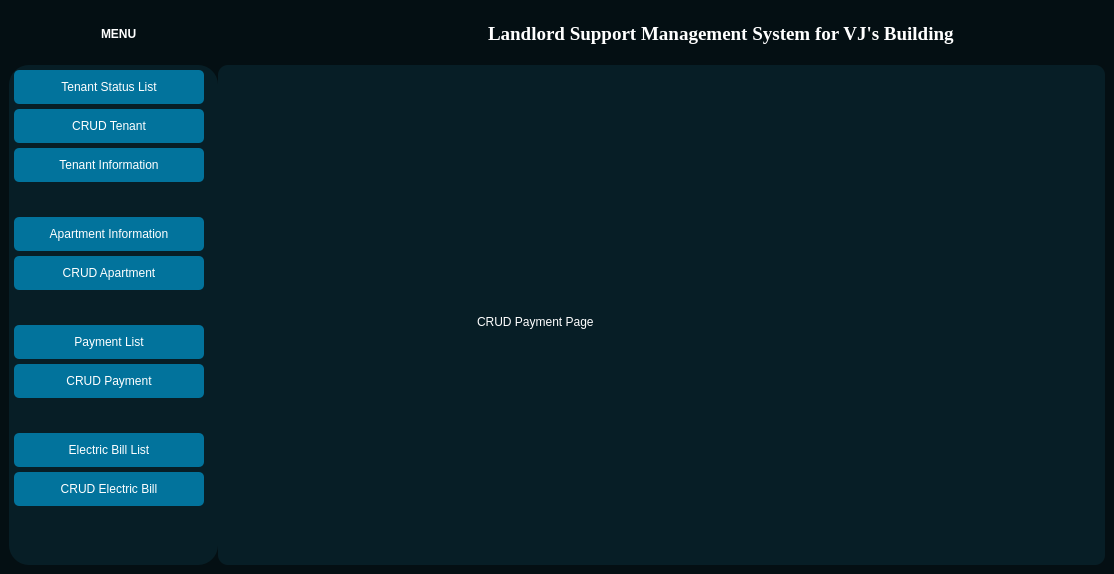
Old version of the form interface.ui in the repository lalalance12/Landlord-Support-Management-System.
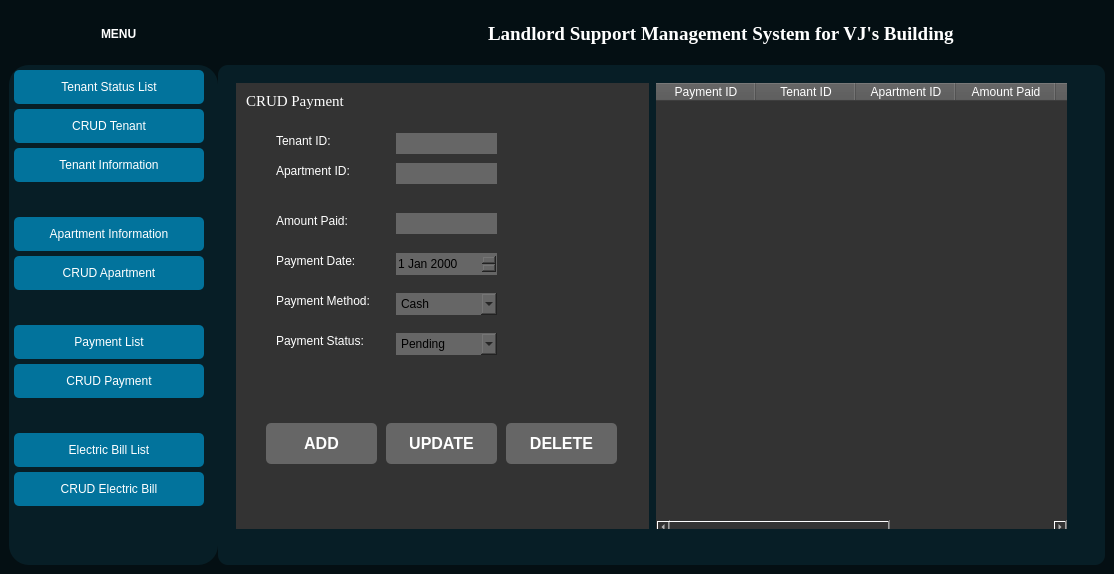
New version of the form. The open tabs and pages were chosen to show the change. Icons and pictures are not drawn.

What changed in the file:
```diff
--- a/interface.ui
+++ b/interface.ui
@@ -1019,18 +1019,444 @@
              </widget>
             </widget>
             <widget class="QWidget" name="CRUDPaymentPage">
-             <widget class="QLabel" name="label_7">
+             <widget class="QFrame" name="frame_20">
               <property name="geometry">
                <rect>
-                <x>250</x>
-                <y>240</y>
-                <width>281</width>
-                <height>16</height>
+                <x>0</x>
+                <y>0</y>
+                <width>851</width>
+                <height>464</height>
                </rect>
               </property>
-              <property name="text">
-               <string>CRUD Payment Page</string>
+              <property name="frameShape">
+               <enum>QFrame::StyledPanel</enum>
               </property>
+              <property name="frameShadow">
+               <enum>QFrame::Raised</enum>
+              </property>
+              <layout class="QHBoxLayout" name="horizontalLayout_10">
+               <item>
+                <widget class="QFrame" name="frame_21">
+                 <property name="styleSheet">
+                  <string notr="true">background-color: #333333;
+color: white;</string>
+                 </property>
+                 <property name="frameShape">
+                  <enum>QFrame::StyledPanel</enum>
+                 </property>
+                 <property name="frameShadow">
+                  <enum>QFrame::Raised</enum>
+                 </property>
+                 <widget class="QLabel" name="CRUDPayment_label">
+                  <property name="geometry">
+                   <rect>
+                    <x>10</x>
+                    <y>10</y>
+                    <width>201</width>
+                    <height>16</height>
+                   </rect>
+                  </property>
+                  <property name="font">
+                   <font>
+                    <family>Times New Roman</family>
+                    <pointsize>11</pointsize>
+                   </font>
+                  </property>
+                  <property name="text">
+                   <string>CRUD Payment</string>
+                  </property>
+                 </widget>
+                 <widget class="QLineEdit" name="AmountPaid_line_edit">
+                  <property name="geometry">
+                   <rect>
+                    <x>160</x>
+                    <y>130</y>
+                    <width>101</width>
+                    <height>21</height>
+                   </rect>
+                  </property>
+                  <property name="styleSheet">
+                   <string notr="true">QLineEdit {
+    background-color: #666666;
+    color: black;
+}
+
+QLineEdit:!hasFocus {
+    color: white;
+}
+</string>
+                  </property>
+                  <property name="placeholderText">
+                   <string/>
+                  </property>
+                 </widget>
+                 <widget class="QLabel" name="AmountPaid">
+                  <property name="geometry">
+                   <rect>
+                    <x>40</x>
+                    <y>130</y>
+                    <width>91</width>
+                    <height>16</height>
+                   </rect>
+                  </property>
+                  <property name="text">
+                   <string>Amount Paid:</string>
+                  </property>
+                 </widget>
+                 <widget class="QLabel" name="PaymentDate">
+                  <property name="geometry">
+                   <rect>
+                    <x>40</x>
+                    <y>170</y>
+                    <width>91</width>
+                    <height>16</height>
+                   </rect>
+                  </property>
+                  <property name="text">
+                   <string>Payment Date:</string>
+                  </property>
+                 </widget>
+                 <widget class="QLabel" name="PaymentMethod">
+                  <property name="geometry">
+                   <rect>
+                    <x>40</x>
+                    <y>210</y>
+                    <width>101</width>
+                    <height>16</height>
+                   </rect>
+                  </property>
+                  <property name="text">
+                   <string>Payment Method:</string>
+                  </property>
+                 </widget>
+                 <widget class="QComboBox" name="PayMethod_comboBox">
+                  <property name="geometry">
+                   <rect>
+                    <x>160</x>
+                    <y>210</y>
+                    <width>101</width>
+                    <height>22</height>
+                   </rect>
+                  </property>
+                  <property name="styleSheet">
+                   <string notr="true">background-color: #666666; color: black;</string>
+                  </property>
+                  <item>
+                   <property name="text">
+                    <string>Cash</string>
+                   </property>
+                  </item>
+                  <item>
+                   <property name="text">
+                    <string>Bank</string>
+                   </property>
+                  </item>
+                  <item>
+                   <property name="text">
+                    <string>G-Cash</string>
+                   </property>
+                  </item>
+                 </widget>
+                 <widget class="QPushButton" name="AddPayBtn">
+                  <property name="geometry">
+                   <rect>
+                    <x>30</x>
+                    <y>340</y>
+                    <width>111</width>
+                    <height>41</height>
+                   </rect>
+                  </property>
+                  <property name="font">
+                   <font>
+                    <pointsize>12</pointsize>
+                    <bold>true</bold>
+                   </font>
+                  </property>
+                  <property name="styleSheet">
+                   <string notr="true">background-color: #666666; color: white
+;
+</string>
+                  </property>
+                  <property name="text">
+                   <string>ADD</string>
+                  </property>
+                 </widget>
+                 <widget class="QPushButton" name="DelPayBtn">
+                  <property name="geometry">
+                   <rect>
+                    <x>270</x>
+                    <y>340</y>
+                    <width>111</width>
+                    <height>41</height>
+                   </rect>
+                  </property>
+                  <property name="font">
+                   <font>
+                    <pointsize>12</pointsize>
+                    <bold>true</bold>
+                   </font>
+                  </property>
+                  <property name="styleSheet">
+                   <string notr="true">background-color: #666666; color: white
+;
+</string>
+                  </property>
+                  <property name="text">
+                   <string>DELETE</string>
+                  </property>
+                 </widget>
+                 <widget class="QPushButton" name="UpdPayBtn">
+                  <property name="geometry">
+                   <rect>
+                    <x>150</x>
+                    <y>340</y>
+                    <width>111</width>
+                    <height>41</height>
+                   </rect>
+                  </property>
+                  <property name="font">
+                   <font>
+                    <pointsize>12</pointsize>
+                    <bold>true</bold>
+                   </font>
+                  </property>
+                  <property name="styleSheet">
+                   <string notr="true">background-color: #666666; color: white
+;
+</string>
+                  </property>
+                  <property name="text">
+                   <string>UPDATE</string>
+                  </property>
+                 </widget>
+                 <widget class="QDateEdit" name="Payment_dateEdit">
+                  <property name="geometry">
+                   <rect>
+                    <x>160</x>
+                    <y>170</y>
+                    <width>101</width>
+                    <height>22</height>
+                   </rect>
+                  </property>
+                  <property name="styleSheet">
+                   <string notr="true">background-color: #666666; color: black;</string>
+                  </property>
+                 </widget>
+                 <widget class="QLabel" name="PaymentStatus">
+                  <property name="geometry">
+                   <rect>
+                    <x>40</x>
+                    <y>250</y>
+                    <width>101</width>
+                    <height>16</height>
+                   </rect>
+                  </property>
+                  <property name="text">
+                   <string>Payment Status:</string>
+                  </property>
+                 </widget>
+                 <widget class="QComboBox" name="PayStat_comboBox">
+                  <property name="geometry">
+                   <rect>
+                    <x>160</x>
+                    <y>250</y>
+                    <width>101</width>
+                    <height>22</height>
+                   </rect>
+                  </property>
+                  <property name="styleSheet">
+                   <string notr="true">background-color: #666666; color: black;</string>
+                  </property>
+                  <item>
+                   <property name="text">
+                    <string>Pending</string>
+                   </property>
+                  </item>
+                  <item>
+                   <property name="text">
+                    <string>Succesful</string>
+                   </property>
+                  </item>
+                  <item>
+                   <property name="text">
+                    <string>Overdue</string>
+                   </property>
+                  </item>
+                 </widget>
+                 <widget class="QLabel" name="TenantID">
+                  <property name="geometry">
+                   <rect>
+                    <x>40</x>
+                    <y>50</y>
+                    <width>91</width>
+                    <height>16</height>
+                   </rect>
+                  </property>
+                  <property name="text">
+                   <string>Tenant ID:</string>
+                  </property>
+                 </widget>
+                 <widget class="QLabel" name="ApartID">
+                  <property name="geometry">
+                   <rect>
+                    <x>40</x>
+                    <y>80</y>
+                    <width>91</width>
+                    <height>16</height>
+                   </rect>
+                  </property>
+                  <property name="text">
+                   <string>Apartment ID:</string>
+                  </property>
+                 </widget>
+                 <widget class="QLineEdit" name="ApartID_line_edit_3">
+                  <property name="geometry">
+                   <rect>
+                    <x>160</x>
+                    <y>80</y>
+                    <width>101</width>
+                    <height>21</height>
+                   </rect>
+                  </property>
+                  <property name="styleSheet">
+                   <string notr="true">QLineEdit {
+    background-color: #666666;
+    color: black;
+}
+
+QLineEdit:!hasFocus {
+    color: white;
+}
+</string>
+                  </property>
+                  <property name="placeholderText">
+                   <string/>
+                  </property>
+                 </widget>
+                 <widget class="QLineEdit" name="TenantID_line_edit3">
+                  <property name="geometry">
+                   <rect>
+                    <x>160</x>
+                    <y>50</y>
+                    <width>101</width>
+                    <height>21</height>
+                   </rect>
+                  </property>
+                  <property name="styleSheet">
+                   <string notr="true">QLineEdit {
+    background-color: #666666;
+    color: black;
+}
+
+QLineEdit:!hasFocus {
+    color: white;
+}
+</string>
+                  </property>
+                  <property name="placeholderText">
+                   <string/>
+                  </property>
+                 </widget>
+                </widget>
+               </item>
+               <item>
+                <spacer name="horizontalSpacer_6">
+                 <property name="orientation">
+                  <enum>Qt::Horizontal</enum>
+                 </property>
+                 <property name="sizeType">
+                  <enum>QSizePolicy::Fixed</enum>
+                 </property>
+                 <property name="sizeHint" stdset="0">
+                  <size>
+                   <width>1</width>
+                   <height>1</height>
+                  </size>
+                 </property>
+                </spacer>
+               </item>
+               <item>
+                <widget class="QFrame" name="frame_22">
+                 <property name="frameShape">
+                  <enum>QFrame::StyledPanel</enum>
+                 </property>
+                 <property name="frameShadow">
+                  <enum>QFrame::Raised</enum>
+                 </property>
+                 <widget class="QTableWidget" name="Payment_tableWidget_5">
+                  <property name="geometry">
+                   <rect>
+                    <x>0</x>
+                    <y>0</y>
+                    <width>411</width>
+                    <height>451</height>
+                   </rect>
+                  </property>
+                  <property name="styleSheet">
+                   <string notr="true">
+    QTableWidget {
+        background-color: #333333;
+        color: white;
+    }
+
+    QHeaderView::section {
+        background-color: #555555;
+        color: white;
+    }
+
+    QScrollBar:vertical {
+        background-color: #555555;
+        width: 15px;
+    }
+
+    QScrollBar::handle:vertical {
+        background-color: #888888;
+    }
+
+    QScrollBar::add-line:vertical, QScrollBar::sub-line:vertical {
+        background: none;
+    }
+</string>
+                  </property>
+                  <column>
+                   <property name="text">
+                    <string>Payment ID</string>
+                   </property>
+                  </column>
+                  <column>
+                   <property name="text">
+                    <string>Tenant ID</string>
+                   </property>
+                  </column>
+                  <column>
+                   <property name="text">
+                    <string>Apartment ID</string>
+                   </property>
+                  </column>
+                  <column>
+                   <property name="text">
+                    <string>Amount Paid</string>
+                   </property>
+                  </column>
+                  <column>
+                   <property name="text">
+                    <string>Payment Date</string>
+                   </property>
+                  </column>
+                  <column>
+                   <property name="text">
+                    <string>Payment Method</string>
+                   </property>
+                  </column>
+                  <column>
+                   <property name="text">
+                    <string>Payment Status</string>
+                   </property>
+                  </column>
+                 </widget>
+                </widget>
+               </item>
+              </layout>
              </widget>
             </widget>
             <widget class="QWidget" name="EBListPage">
```
Left out of the diff: 1049 changed lines with no effect on the pictures.
